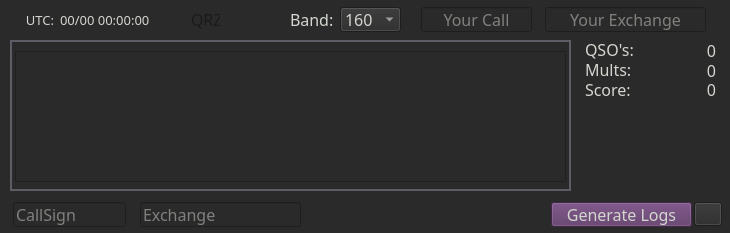
The window that main.ui (mbridak/k1usnsst) describes before a commit, drawn with Qt 5.
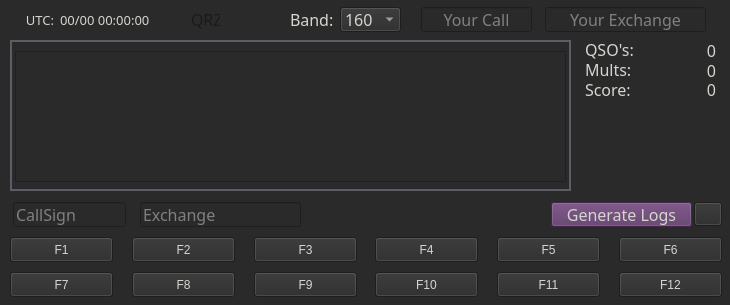
The same window after the commit. Icons and pictures are not drawn.

Diff of the .ui file:
```diff
--- a/main.ui
+++ b/main.ui
@@ -7,7 +7,7 @@
     <x>0</x>
     <y>0</y>
     <width>730</width>
-    <height>233</height>
+    <height>305</height>
    </rect>
   </property>
   <property name="font">
@@ -616,6 +616,198 @@
      <string>00/00 00:00:00</string>
     </property>
    </widget>
+   <widget class="QPushButton" name="F1">
+    <property name="geometry">
+     <rect>
+      <x>10</x>
+      <y>237</y>
+      <width>103</width>
+      <height>25</height>
+     </rect>
+    </property>
+    <property name="focusPolicy">
+     <enum>Qt::NoFocus</enum>
+    </property>
+    <property name="text">
+     <string>F1</string>
+    </property>
+   </widget>
+   <widget class="QPushButton" name="F2">
+    <property name="geometry">
+     <rect>
+      <x>132</x>
+      <y>237</y>
+      <width>103</width>
+      <height>25</height>
+     </rect>
+    </property>
+    <property name="focusPolicy">
+     <enum>Qt::NoFocus</enum>
+    </property>
+    <property name="text">
+     <string>F2</string>
+    </property>
+   </widget>
+   <widget class="QPushButton" name="F3">
+    <property name="geometry">
+     <rect>
+      <x>254</x>
+      <y>237</y>
+      <width>103</width>
+      <height>25</height>
+     </rect>
+    </property>
+    <property name="focusPolicy">
+     <enum>Qt::NoFocus</enum>
+    </property>
+    <property name="text">
+     <string>F3</string>
+    </property>
+   </widget>
+   <widget class="QPushButton" name="F6">
+    <property name="geometry">
+     <rect>
+      <x>619</x>
+      <y>237</y>
+      <width>103</width>
+      <height>25</height>
+     </rect>
+    </property>
+    <property name="focusPolicy">
+     <enum>Qt::NoFocus</enum>
+    </property>
+    <property name="text">
+     <string>F6</string>
+    </property>
+   </widget>
+   <widget class="QPushButton" name="F5">
+    <property name="geometry">
+     <rect>
+      <x>497</x>
+      <y>237</y>
+      <width>103</width>
+      <height>25</height>
+     </rect>
+    </property>
+    <property name="focusPolicy">
+     <enum>Qt::NoFocus</enum>
+    </property>
+    <property name="text">
+     <string>F5</string>
+    </property>
+   </widget>
+   <widget class="QPushButton" name="F4">
+    <property name="geometry">
+     <rect>
+      <x>375</x>
+      <y>237</y>
+      <width>103</width>
+      <height>25</height>
+     </rect>
+    </property>
+    <property name="focusPolicy">
+     <enum>Qt::NoFocus</enum>
+    </property>
+    <property name="text">
+     <string>F4</string>
+    </property>
+   </widget>
+   <widget class="QPushButton" name="F11">
+    <property name="geometry">
+     <rect>
+      <x>497</x>
+      <y>272</y>
+      <width>103</width>
+      <height>25</height>
+     </rect>
+    </property>
+    <property name="focusPolicy">
+     <enum>Qt::NoFocus</enum>
+    </property>
+    <property name="text">
+     <string>F11</string>
+    </property>
+   </widget>
+   <widget class="QPushButton" name="F7">
+    <property name="geometry">
+     <rect>
+      <x>10</x>
+      <y>272</y>
+      <width>103</width>
+      <height>25</height>
+     </rect>
+    </property>
+    <property name="focusPolicy">
+     <enum>Qt::NoFocus</enum>
+    </property>
+    <property name="text">
+     <string>F7</string>
+    </property>
+   </widget>
+   <widget class="QPushButton" name="F12">
+    <property name="geometry">
+     <rect>
+      <x>619</x>
+      <y>272</y>
+      <width>103</width>
+      <height>25</height>
+     </rect>
+    </property>
+    <property name="focusPolicy">
+     <enum>Qt::NoFocus</enum>
+    </property>
+    <property name="text">
+     <string>F12</string>
+    </property>
+   </widget>
+   <widget class="QPushButton" name="F8">
+    <property name="geometry">
+     <rect>
+      <x>132</x>
+      <y>272</y>
+      <width>103</width>
+      <height>25</height>
+     </rect>
+    </property>
+    <property name="focusPolicy">
+     <enum>Qt::NoFocus</enum>
+    </property>
+    <property name="text">
+     <string>F8</string>
+    </property>
+   </widget>
+   <widget class="QPushButton" name="F10">
+    <property name="geometry">
+     <rect>
+      <x>375</x>
+      <y>272</y>
+      <width>103</width>
+      <height>25</height>
+     </rect>
+    </property>
+    <property name="focusPolicy">
+     <enum>Qt::NoFocus</enum>
+    </property>
+    <property name="text">
+     <string>F10</string>
+    </property>
+   </widget>
+   <widget class="QPushButton" name="F9">
+    <property name="geometry">
+     <rect>
+      <x>254</x>
+      <y>272</y>
+      <width>103</width>
+      <height>25</height>
+     </rect>
+    </property>
+    <property name="focusPolicy">
+     <enum>Qt::NoFocus</enum>
+    </property>
+    <property name="text">
+     <string>F9</string>
+    </property>
+   </widget>
   </widget>
  </widget>
  <resources/>
```
